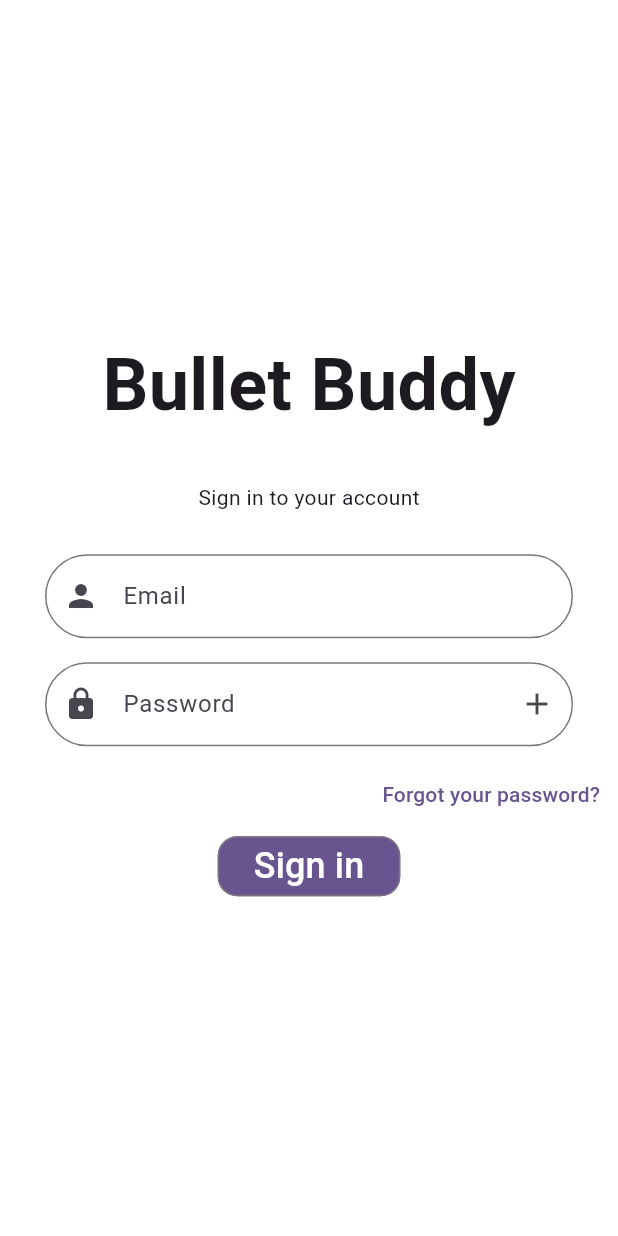
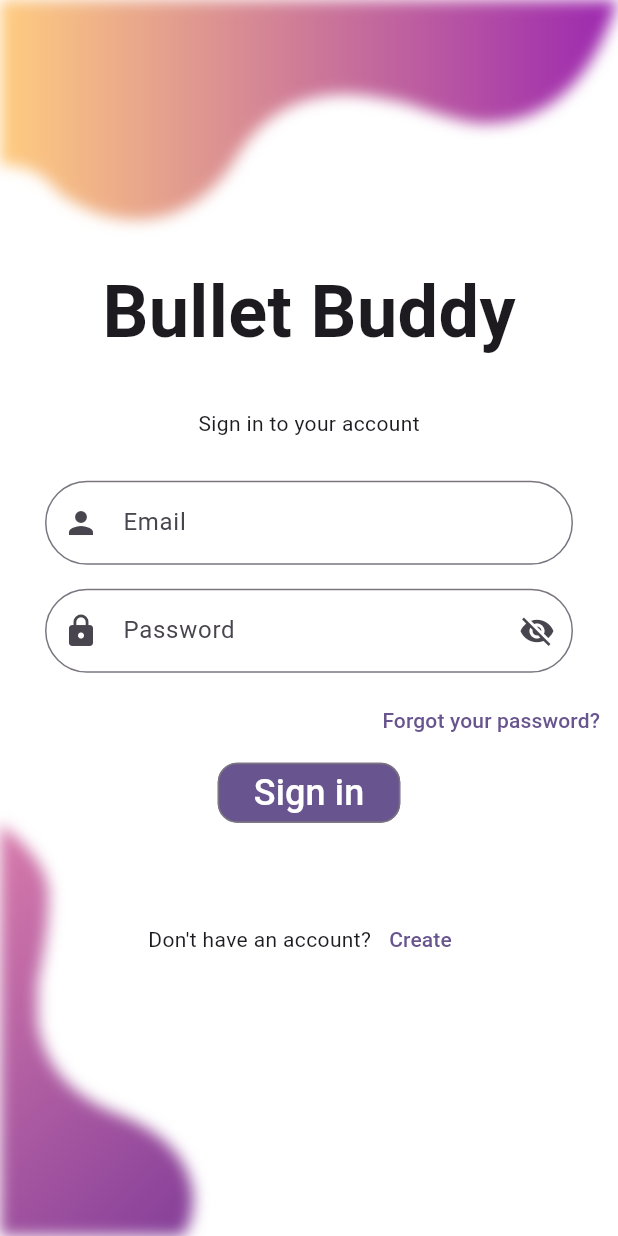
Before and after one commit to GretaAntenucci/Bullet-Buddy, a Flutter app: the screen it shows after launch, on a phone screen of 412 x 824 dp. Run offline on Flutter 3.47's test engine with Material 3 defaults, Android fonts, the phone set to English and light mode, and no system bars.

Commit message:
feat: added create account page

```diff
--- a/lib/main.dart
+++ b/lib/main.dart
@@ -1,3 +1,4 @@
+import 'package:bullet_buddy/pages/create_account_page.dart';
 import 'package:bullet_buddy/pages/login_page.dart';
 import 'package:flutter/material.dart';
 
@@ -11,6 +12,10 @@ class MyApp extends StatelessWidget {
   @override
   Widget build(BuildContext context) {
     return MaterialApp(
+      routes: {
+        '/login': (context) => LoginPage(),
+        '/create': (context)=> CreateAccountPage(),
+      },
       debugShowCheckedModeBanner: false,
       title: 'Flutter Demo',
       theme: ThemeData(
--- a/lib/pages/login_page.dart
+++ b/lib/pages/login_page.dart
@@ -1,3 +1,5 @@
+import 'package:bullet_buddy/shapes/bottom_shape.dart';
+import 'package:bullet_buddy/shapes/top_shape.dart';
 import 'package:flutter/cupertino.dart';
 import 'package:flutter/material.dart';
 
@@ -15,7 +17,11 @@ class LoginPage extends StatelessWidget {
   Widget build(BuildContext context) {
     return Scaffold(
       backgroundColor: Colors.white,
-      body: SafeArea(
+      body: Stack(
+        children: [
+          TopShape(),
+          BottomShape(),
+          SafeArea(
             child: ValueListenableBuilder(
               valueListenable: open,
               builder: (context, value, child) {
@@ -79,7 +85,7 @@ class LoginPage extends StatelessWidget {
                                     open.value = !open.value;
                                   },
                                   icon: open.value
-                                  ? const Icon(Icons.add)
+                                      ? const Icon(Icons.visibility_off)
                                       : const Icon(Icons.remove_red_eye),
                                 ),
                                 prefixIcon: const Icon(Icons.lock),
@@ -121,10 +127,27 @@ class LoginPage extends StatelessWidget {
                         ),
                       ),
                     ),
+                    const SizedBox(
+                      height: 50,
+                    ),
+                    Row(
+                      mainAxisAlignment: MainAxisAlignment.center,
+                      children: [
+                        Text("Don't have an account?"),
+                        TextButton(
+                            onPressed: () {
+                              Navigator.pushNamed(context, '/create');
+                            },
+                            child: const Text('Create'),
+                          ),
+                      ],
+                    ),
                   ],
                 );
               },
             ),
+          ),
+        ]
       ),
     );
   }
```
Also changed, not shown: lib/pages/create_account_page.dart (added, +176 -0 lines). Lines whose indentation alone changed are shown as unchanged.
